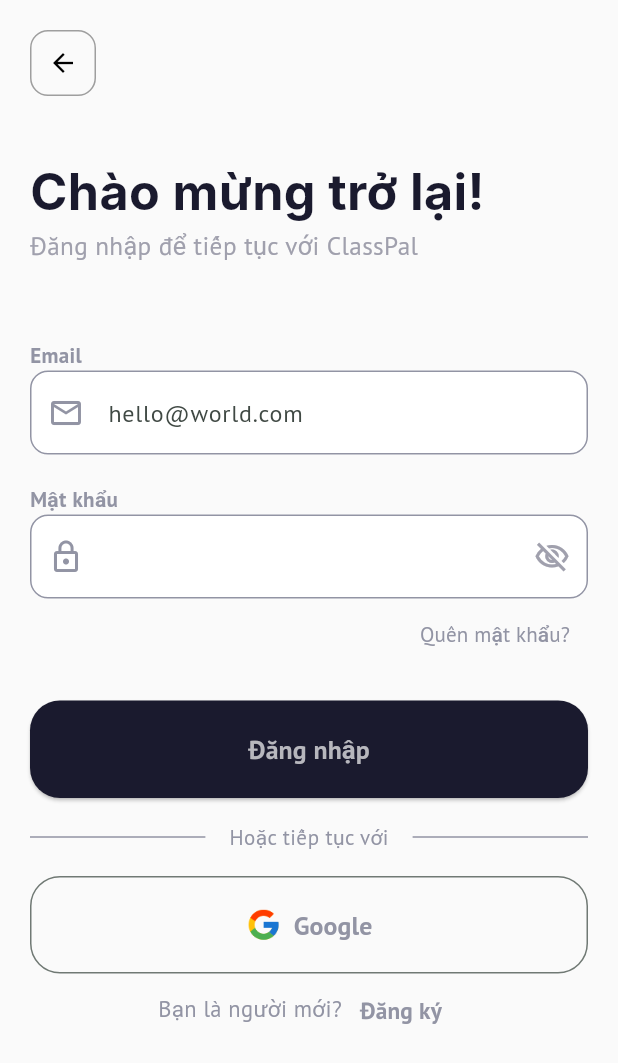
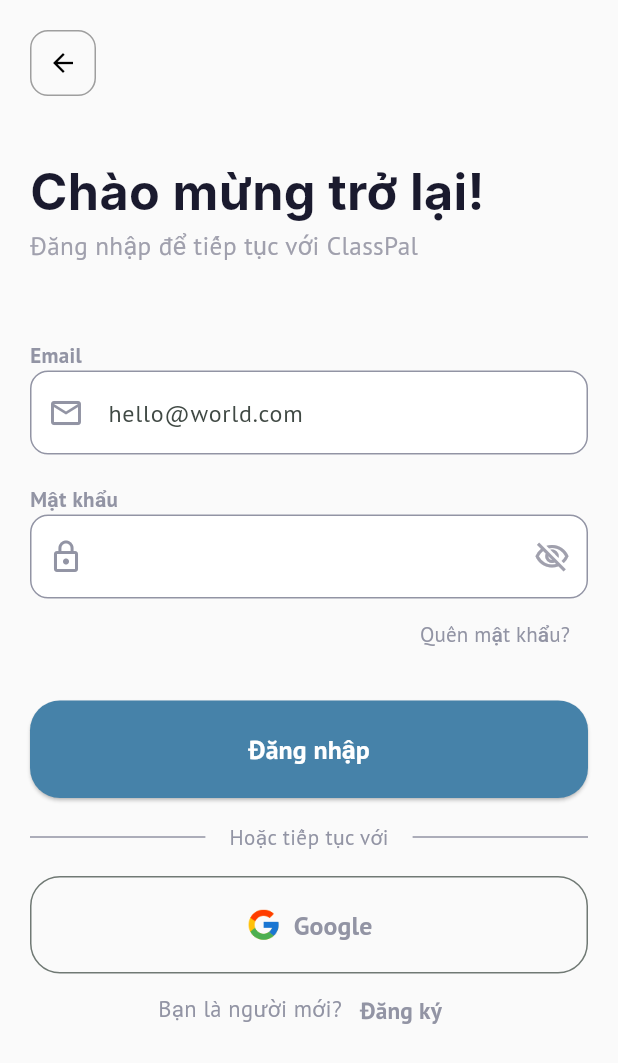
Before and after one commit to Enrique-Nguyen/mobile_classpal, a Flutter app: the SigninScreen screen opened by its route, on a phone screen of 412 x 824 dp. Shown: the top 1063 px of the screen. Run offline on Flutter 3.47's test engine with Material 3 defaults, Android fonts, the phone set to English and light mode, and no system bars; our stand-ins replace google_fonts.

Commit message:
[Update] Welcom/Signin screen color

```diff
--- a/lib/features/auth/screens/signin_screen.dart
+++ b/lib/features/auth/screens/signin_screen.dart
@@ -184,8 +184,8 @@
         style: TextStyle(fontSize: 17.2, fontWeight: FontWeight.bold),
       ),
       style: ElevatedButton.styleFrom(
-        backgroundColor: Color(0xff1A1A2E),
-        foregroundColor: Color(0xffB7B7BD),
+        backgroundColor: Color(0xFF4682A9),
+        foregroundColor: Colors.white,
         shape: RoundedRectangleBorder(borderRadius: BorderRadius.circular(20)),
         padding: EdgeInsets.all(20),
       ),
```
Also changed, not shown: lib/features/main_view/screens/welcome.dart (+9 -8 lines).
